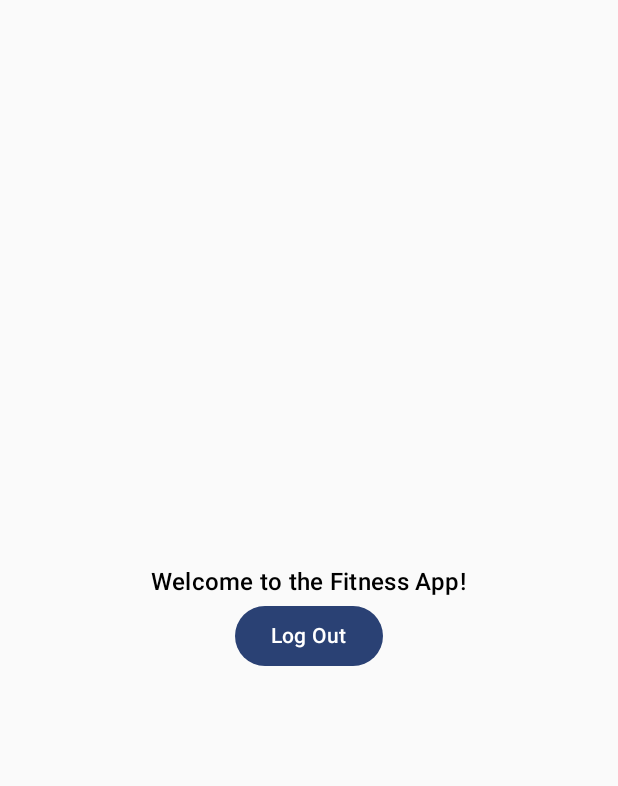
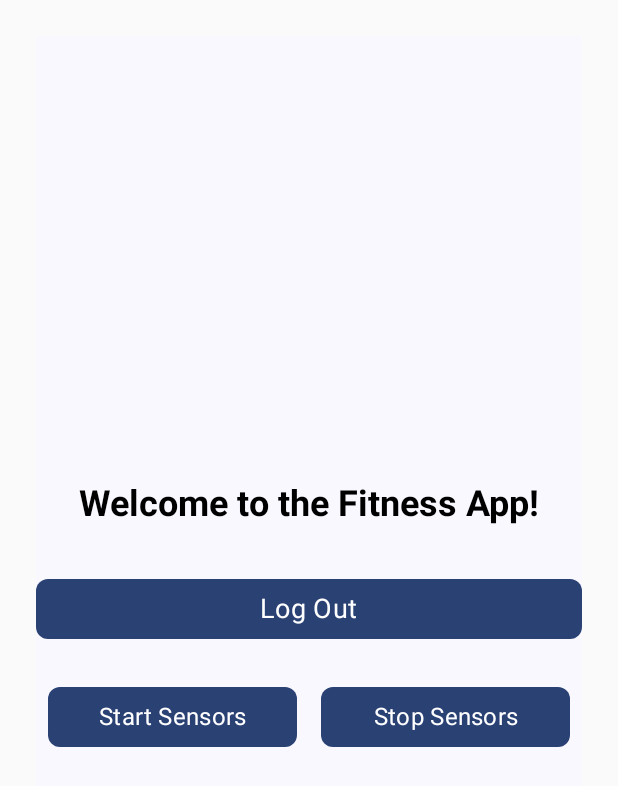
Before and after one commit to mariaasoltanei/HealthApp, an Android app built with Jetpack Compose: the LandingScreen screen opened through its navigation route, on a phone screen of 412 x 824 dp. Shown: the top 786 px of the screen. Run offline under Robolectric (Android 15) with nearby library versions, the phone set to English and light mode, and no system bars; our stand-ins replace Room's generated code; 3 statements that could not run were skipped.

Commit message:
sensor data is sent to server

```diff
--- a/MobileApp/app/src/main/AndroidManifest.xml
+++ b/MobileApp/app/src/main/AndroidManifest.xml
@@ -7,6 +7,7 @@
     <uses-permission android:name="android.permission.ACTIVITY_RECOGNITION" />
     <uses-permission android:name="android.permission.BODY_SENSORS" />
     <uses-permission android:name="android.permission.HIGH_SAMPLING_RATE_SENSORS" />
+    <uses-permission android:name="android.permission.ACCESS_NETWORK_STATE" />
 
 
     <application
@@ -17,12 +18,12 @@
         android:label="@string/app_name"
         android:roundIcon="@mipmap/ic_launcher_round"
         android:supportsRtl="true"
+        android:usesCleartextTraffic="true"
         android:theme="@style/Theme.MobileApp"
         tools:targetApi="31">
         <activity
             android:name=".MainActivity"
             android:exported="true"
-            android:label="@string/app_name"
             android:theme="@style/Theme.MobileApp">
             <intent-filter>
                 <action android:name="android.intent.action.MAIN" />
--- a/MobileApp/app/src/main/java/com/mc/mobileapp/AppDatabase.kt
+++ b/MobileApp/app/src/main/java/com/mc/mobileapp/AppDatabase.kt
@@ -3,7 +3,8 @@ package com.mc.mobileapp
 import androidx.room.Database
 import androidx.room.RoomDatabase
 
-@Database(entities = [User::class], version = 1)
+@Database(entities = [User::class, SensorData::class], version = 1, exportSchema = false)
 abstract class AppDatabase : RoomDatabase() {
     abstract fun userDao(): UserDao
+    abstract fun sensorDataDao(): SensorDataDao
 }
--- a/MobileApp/app/src/main/java/com/mc/mobileapp/NavigationHost.kt
+++ b/MobileApp/app/src/main/java/com/mc/mobileapp/NavigationHost.kt
@@ -45,7 +45,7 @@ fun AppNavGraph(navController: NavHostController, userViewModel: UserViewModel)
         //Landing Screen
         composable("landing") {
             LandingScreen(
-                onSucessful = {
+                onLogout = {
                     navController.navigate("welcome") {
                         popUpTo("welcome") { inclusive = true }
                     }
--- a/MobileApp/app/src/main/java/com/mc/mobileapp/screens/LandingScreen.kt
+++ b/MobileApp/app/src/main/java/com/mc/mobileapp/screens/LandingScreen.kt
@@ -1,28 +1,107 @@
 package com.mc.mobileapp.screens
 
+import android.content.Context
+import android.content.Intent
+import android.util.Log
+import androidx.compose.foundation.background
 import androidx.compose.foundation.layout.*
-import androidx.compose.foundation.layout.Arrangement
+import androidx.compose.foundation.shape.RoundedCornerShape
 import androidx.compose.material3.*
-import androidx.compose.material3.Button
-import androidx.compose.material3.Text
 import androidx.compose.runtime.*
 import androidx.compose.ui.Alignment
 import androidx.compose.ui.Modifier
+import androidx.compose.ui.graphics.Color
+import androidx.compose.ui.platform.LocalContext
+import androidx.compose.ui.text.font.FontWeight
+import androidx.compose.ui.text.style.TextAlign
 import androidx.compose.ui.unit.dp
-
+import androidx.compose.ui.unit.sp
+import com.mc.mobileapp.SensorService
 
 @Composable
-fun LandingScreen(onSucessful: () -> Unit) {
+fun LandingScreen(onLogout: () -> Unit) {
+    val context = LocalContext.current
+    LaunchedEffect(Unit) {
+        Log.d("LandingScreen", "AccelerometerService started")
+    }
+
     Column(
         modifier = Modifier
             .fillMaxSize()
-            .padding(16.dp),
+            .padding(24.dp)
+            .background(color = MaterialTheme.colorScheme.background),
         verticalArrangement = Arrangement.Center,
         horizontalAlignment = Alignment.CenterHorizontally
     ) {
-        Text("Welcome to the Fitness App!", style = MaterialTheme.typography.titleMedium)
-        Button(onClick = onSucessful) {
-            Text("Log Out")
+        Text(
+            text = "Welcome to the Fitness App!",
+            style = MaterialTheme.typography.titleLarge.copy(
+                fontSize = 24.sp,
+                fontWeight = FontWeight.Bold,
+                textAlign = TextAlign.Center
+            ),
+            modifier = Modifier.padding(bottom = 24.dp)
+        )
+
+        Button(
+            onClick = onLogout,
+            modifier = Modifier
+                .fillMaxWidth()
+                .padding(vertical = 8.dp),
+            shape = RoundedCornerShape(8.dp),
+            colors = ButtonDefaults.buttonColors(containerColor = MaterialTheme.colorScheme.primary)
+        ) {
+            Text(
+                text = "Log Out",
+                style = MaterialTheme.typography.bodyMedium.copy(fontSize = 18.sp, color = Color.White)
+            )
+        }
+
+        Spacer(modifier = Modifier.height(16.dp))
+
+        Row(
+            modifier = Modifier.fillMaxWidth(),
+            horizontalArrangement = Arrangement.SpaceEvenly
+        ) {
+            Button(
+                onClick = { startSensorService(context) },
+                modifier = Modifier
+                    .weight(1f)
+                    .padding(horizontal = 8.dp),
+                shape = RoundedCornerShape(8.dp),
+                colors = ButtonDefaults.buttonColors(containerColor = MaterialTheme.colorScheme.primary)
+            ) {
+                Text(
+                    text = "Start Sensors",
+                    style = MaterialTheme.typography.bodyMedium.copy(fontSize = 16.sp, color = Color.White),
+                    textAlign = TextAlign.Center
+                )
+            }
+
+            Button(
+                onClick = { stopSensorService(context) },
+                modifier = Modifier
+                    .weight(1f)
+                    .padding(horizontal = 8.dp),
+                shape = RoundedCornerShape(8.dp),
+                colors = ButtonDefaults.buttonColors(containerColor = MaterialTheme.colorScheme.primary)
+            ) {
+                Text(
+                    text = "Stop Sensors",
+                    style = MaterialTheme.typography.bodyMedium.copy(fontSize = 16.sp, color = Color.White),
+                    textAlign = TextAlign.Center
+                )
+            }
         }
     }
 }
+
+fun startSensorService(context: Context) {
+    val intent = Intent(context, SensorService::class.java)
+    context.startService(intent)
+}
+
+fun stopSensorService(context: Context) {
+    val intent = Intent(context, SensorService::class.java)
+    context.stopService(intent)
+}
--- a/MobileApp/app/src/main/java/com/mc/mobileapp/screens/PersonalDataScreen.kt
+++ b/MobileApp/app/src/main/java/com/mc/mobileapp/screens/PersonalDataScreen.kt
@@ -9,6 +9,7 @@ import androidx.compose.material3.TextField
 import androidx.compose.runtime.*
 import androidx.compose.ui.Alignment
 import androidx.compose.ui.Modifier
+import androidx.compose.ui.text.input.PasswordVisualTransformation
 import androidx.compose.ui.unit.dp
 
 @Composable
@@ -55,7 +56,8 @@ fun PersonalDataScreen(
             value = password,
             onValueChange = onPasswordChange,
             label = { Text("Password") },
-            modifier = Modifier.fillMaxWidth()
+            modifier = Modifier.fillMaxWidth(),
+            visualTransformation = PasswordVisualTransformation()
         )
 
         if (errorMessage.isNotBlank()) {
--- a/MobileApp/app/src/main/java/com/mc/mobileapp/screens/WelcomeScreen.kt
+++ b/MobileApp/app/src/main/java/com/mc/mobileapp/screens/WelcomeScreen.kt
@@ -1,7 +1,5 @@
 package com.mc.mobileapp.screens
 
-import android.content.Context
-import android.content.Intent
 import androidx.compose.foundation.Image
 import androidx.compose.foundation.layout.*
 import androidx.compose.material3.Button
@@ -9,15 +7,12 @@ import androidx.compose.material3.Text
 import androidx.compose.runtime.Composable
 import androidx.compose.ui.Alignment
 import androidx.compose.ui.Modifier
-import androidx.compose.ui.platform.LocalContext
 import androidx.compose.ui.res.painterResource
 import androidx.compose.ui.unit.dp
 import com.mc.mobileapp.R
-import com.mc.mobileapp.SensorService
 
 @Composable
 fun WelcomeScreen(onLoginClick: () -> Unit, onRegisterClick: () -> Unit) {
-    val context = LocalContext.current
     Box(
         modifier = Modifier
             .fillMaxSize()
@@ -60,31 +55,6 @@ fun WelcomeScreen(onLoginClick: () -> Unit, onRegisterClick: () -> Unit) {
             ) {
                 Text("Register")
             }
-            Button(
-                onClick = { StartAccelerometerService(context) },
-                modifier = Modifier
-                    .weight(1f)
-                    .padding(start = 8.dp)
-            ) {
-                Text("Start Accelerometer")
-            }
-            Button(
-                onClick = { StopAccelerometerService(context) },
-                modifier = Modifier
-                    .weight(1f)
-                    .padding(start = 8.dp)
-            ) {
-                Text("Stop Accelerometer")
-            }
         }
     }
 }
-fun StartAccelerometerService(context: Context) {
-    val intent = Intent(context, SensorService::class.java)
-    context.startService(intent)
-}
-
-fun StopAccelerometerService(context: Context) {
-    val intent = Intent(context, SensorService::class.java)
-    context.stopService(intent)
-}
--- a/MobileApp/gradle/libs.versions.toml
+++ b/MobileApp/gradle/libs.versions.toml
@@ -8,6 +8,7 @@ espressoCore = "3.6.1"
 lifecycleRuntimeKtx = "2.8.7"
 activityCompose = "1.9.3"
 composeBom = "2024.04.01"
+runner = "1.6.1"
 
 [libraries]
 androidx-core-ktx = { group = "androidx.core", name = "core-ktx", version.ref = "coreKtx" }
@@ -24,6 +25,7 @@ androidx-ui-tooling-preview = { group = "androidx.compose.ui", name = "ui-toolin
 androidx-ui-test-manifest = { group = "androidx.compose.ui", name = "ui-test-manifest" }
 androidx-ui-test-junit4 = { group = "androidx.compose.ui", name = "ui-test-junit4" }
 androidx-material3 = { group = "androidx.compose.material3", name = "material3" }
+androidx-runner = { group = "androidx.test", name = "runner", version.ref = "runner" }
 
 [plugins]
 android-application = { id = "com.android.application", version.ref = "agp" }
```
Also changed, not shown: MobileApp/app/build.gradle.kts (+57 -14 lines), MobileApp/app/src/main/java/com/mc/mobileapp/SensorService.kt (+79 -31 lines).
